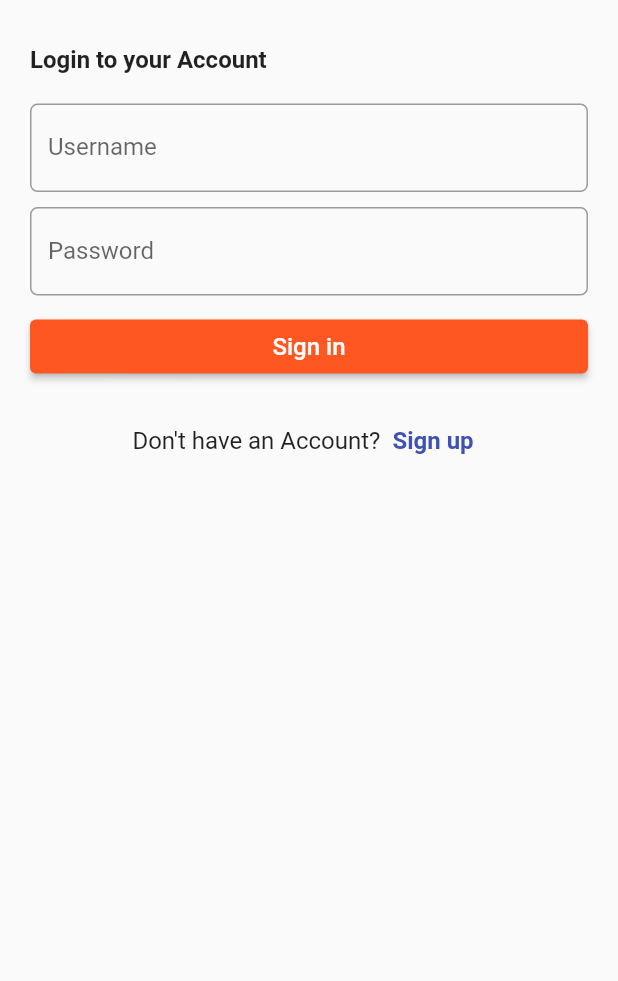
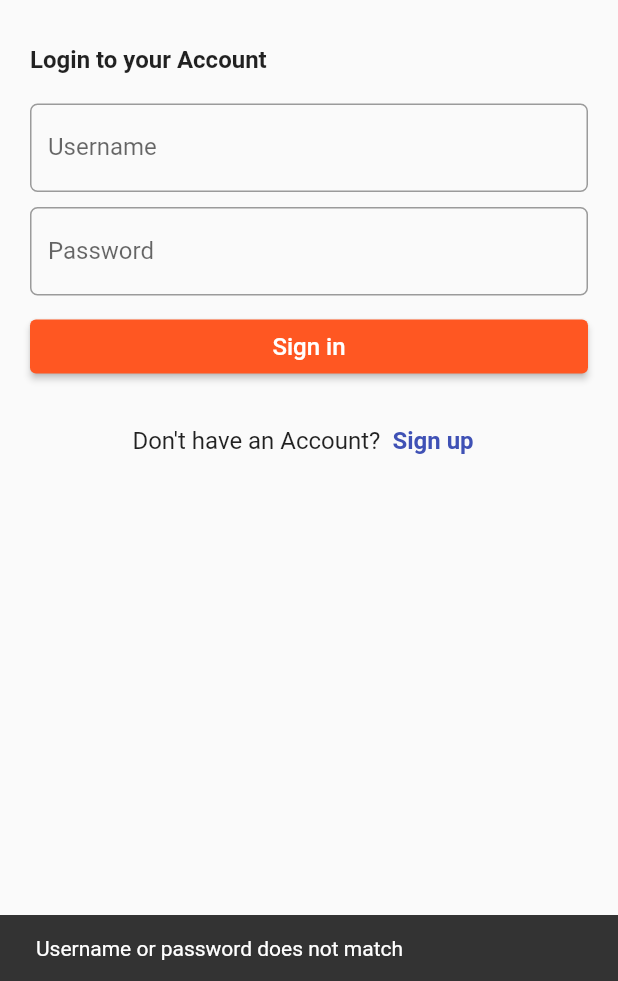
Before and after one commit to santoshghimire007/MajorProject_Ecommerce, a Flutter app: the LoginScreen screen opened directly, after a tap on "Sign in", on a phone screen of 412 x 824 dp, the part 255-1236 px from its top. Run offline on Flutter 3.47's test engine with Material 2 defaults, Android fonts, the phone set to English and light mode, and no system bars; our stand-ins replace carousel_slider; network calls fail.

Commit message:
recently viewed hot products login validation

```diff
--- a/lib/main.dart
+++ b/lib/main.dart
@@ -1,5 +1,4 @@
 import 'package:ecommerce_major_project/views/screens/login_screen.dart';
-import 'package:ecommerce_major_project/views/screens/homeScreen/user_home_screen.dart';
 import 'package:flutter/material.dart';
 
 void main() {
@@ -13,7 +12,7 @@ class MyApp extends StatelessWidget {
   Widget build(BuildContext context) {
     return const MaterialApp(
       debugShowCheckedModeBanner: false,
-      home: UserHomeScreen(),
+      home: LoginScreen(),
     );
   }
 }
--- /dev/null
+++ b/lib/models/login_validation_model.dart
@@ -0,0 +1,17 @@
+class LoginValidationModel {
+  String username;
+  String password;
+
+  LoginValidationModel({
+    required this.username,
+    required this.password,
+  });
+
+  bool validateLoginDetails() {
+    if (username == 'admin' && password == 'admin') {
+      return true;
+    }
+
+    return false;
+  }
+}
--- a/lib/models/product_model.dart
+++ b/lib/models/product_model.dart
@@ -6,7 +6,7 @@ class ProductModel {
     required this.description,
     required this.category,
     required this.image,
-    //this.rating,
+    this.rating,
   });
 
   int id;
@@ -15,7 +15,7 @@ class ProductModel {
   String description;
   String category;
   String image;
-  // Rating? rating;
+  Rating? rating;
 
   factory ProductModel.fromJson(Map<String, dynamic> json) => ProductModel(
         id: json["id"],
--- a/lib/views/screens/login_screen.dart
+++ b/lib/views/screens/login_screen.dart
@@ -1,5 +1,7 @@
+import 'package:ecommerce_major_project/models/login_validation_model.dart';
 import 'package:ecommerce_major_project/models/product_model.dart';
 import 'package:ecommerce_major_project/services/apiServices/products_services.dart';
+import 'package:ecommerce_major_project/views/screens/homeScreen/user_home_screen.dart';
 import 'package:ecommerce_major_project/views/screens/signup_screen.dart';
 import 'package:ecommerce_major_project/views/widgets/textfield_widget.dart';
 import 'package:flutter/material.dart';
@@ -14,6 +16,26 @@ class LoginScreen extends StatefulWidget {
 class _LoginScreenState extends State<LoginScreen> {
   TextEditingController userConroller = TextEditingController();
   TextEditingController passwordConroller = TextEditingController();
+
+  validateSignInDetails(BuildContext context) {
+    LoginValidationModel loginDetails = LoginValidationModel(
+      username: userConroller.text,
+      password: passwordConroller.text,
+    );
+    var validationResult = loginDetails.validateLoginDetails();
+    if (validationResult == true) {
+      ScaffoldMessenger.of(context).showSnackBar(
+          const SnackBar(content: Text('Logged in successfully')));
+      Navigator.pushAndRemoveUntil(
+        context,
+        MaterialPageRoute(builder: (context) => const UserHomeScreen()),
+        (Route<dynamic> route) => false,
+      );
+    } else {
+      ScaffoldMessenger.of(context).showSnackBar(
+          const SnackBar(content: Text('Username or password does not match')));
+    }
+  }
 
   @override
   Widget build(BuildContext context) {
@@ -59,7 +81,9 @@ class _LoginScreenState extends State<LoginScreen> {
                       style: ButtonStyle(
                           backgroundColor:
                               MaterialStateProperty.all(Colors.deepOrange)),
-                      onPressed: () {},
+                      onPressed: () {
+                        validateSignInDetails(context);
+                      },
                       child: const Text(
                         'Sign in',
                         style: TextStyle(fontSize: 16),
```
Also changed, not shown: lib/views/screens/category_details_screen.dart (+24 -4 lines), lib/views/screens/homeScreen/hot_products.dart (+2 -17 lines), lib/views/screens/homeScreen/recently_viewd.dart (+20 -5 lines), lib/views/screens/homeScreen/user_home_screen.dart (+31 -10 lines), lib/views/screens/product_details_page.dart (added, +57 -0 lines), 1 other file.
